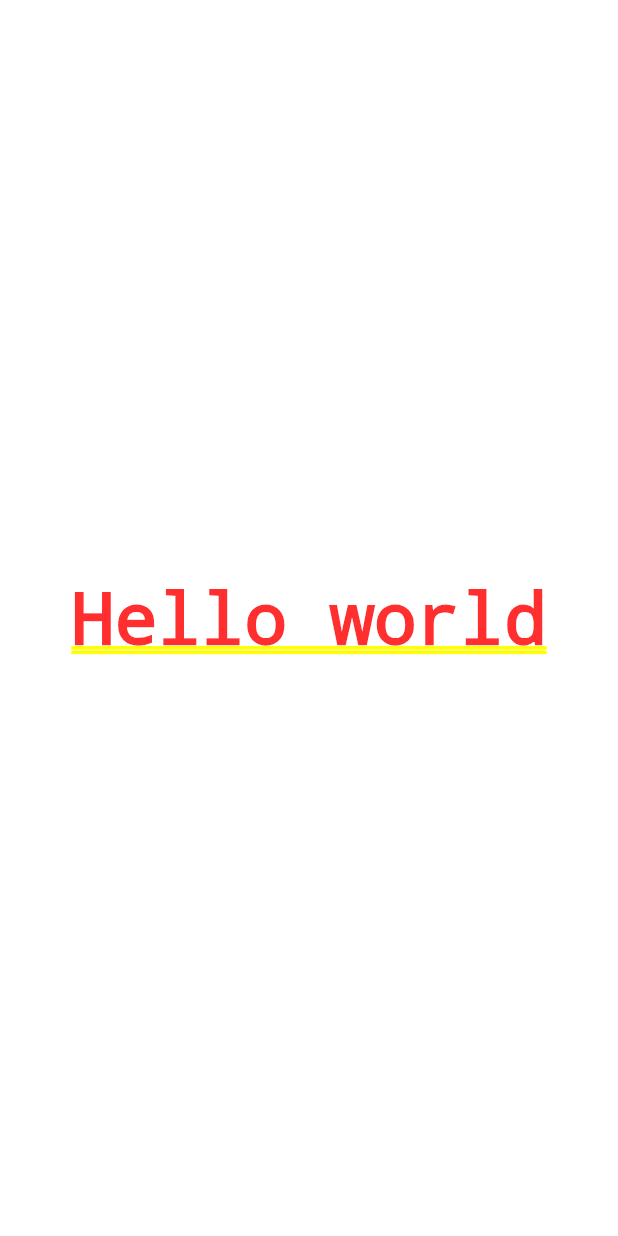
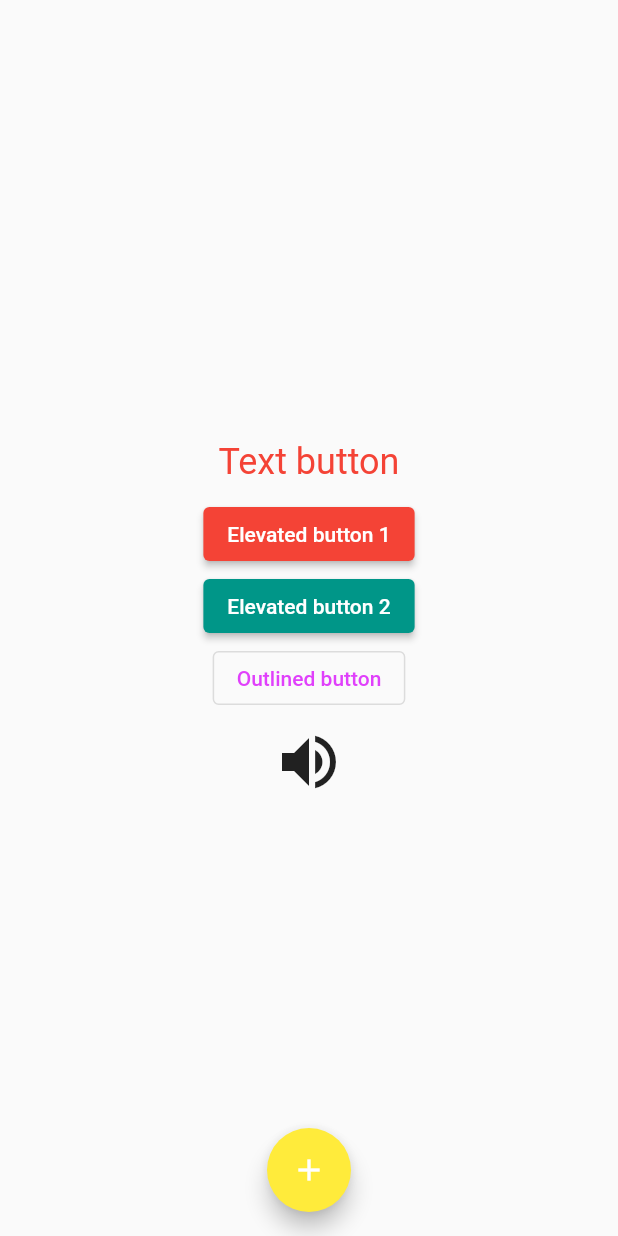
Before and after one commit to aamirpinger/flutter-slide-code, a Flutter app: the screen it shows after launch, on a phone screen of 412 x 824 dp. Run offline on Flutter 3.47's test engine with Material 2 defaults, Android fonts, the phone set to English and light mode, and no system bars.

Commit message:
example buttons

```diff
--- a/lib/main.dart
+++ b/lib/main.dart
@@ -1,11 +1,86 @@
+import 'package:flutter/cupertino.dart';
 import 'package:flutter/material.dart';
+import 'dart:math';
 
 void main() {
-  runApp(MaterialApp(
-    home: Center(
-      child: Text(
-        'Hello world',
+  runApp(MyApp());
+}
+
+class MyApp extends StatelessWidget {
+  @override
+  Widget build(BuildContext context) {
+    return MaterialApp(
+      home: Scaffold(
+        body: Center(
+          child: Column(
+            mainAxisAlignment: MainAxisAlignment.center,
+            children: [
+              TextButton(
+                onPressed: () {
+                  print('Text button is pressed');
+                },
+                onLongPress: () {
+                  print('Long pressed');
+                },
+                style: TextButton.styleFrom(
+                  primary: Colors.red,
+                  textStyle: TextStyle(fontSize: 24),
+                ),
+                child: Text('Text button'),
+              ),
+              ElevatedButton(
+                onPressed: () {
+                  print('Elevated button 1 is pressed.');
+                },
+                child: Text('Elevated button 1'),
+                style: ButtonStyle(
+                  backgroundColor: MaterialStateProperty.all<Color>(Colors.red),
+                ),
+              ),
+              ElevatedButton(
+                onPressed: () {
+                  print('Elevated button 2 is pressed.');
+                },
+                child: Text('Elevated button 2'),
+                style: ButtonStyle(backgroundColor:
+                    MaterialStateProperty.resolveWith<Color>(
+                        (Set<MaterialState> states) {
+                  if (states.contains(MaterialState.pressed)) {
+                    return Colors.black;
+                  }
+                  return Colors.teal; // Defer to the widget's default.
+                })),
+              ),
+              OutlinedButton(
+                onPressed: () {
+                  print('Outlined button Pressed');
+                },
+                child: Text('Outlined button'),
+                style: ButtonStyle(
+                  foregroundColor:
+                      MaterialStateProperty.all<Color>(Colors.purpleAccent),
+                ),
+              ),
+              IconButton(
+                icon: const Icon(Icons.volume_up),
+                iconSize: 48,
+                onPressed: () {
+                  print('Icon button is pressed');
+                },
+              ),
+            ],
+          ),
+        ),
+        floatingActionButton: FloatingActionButton(
+          splashColor: Colors.blueAccent,
+          backgroundColor: Colors.yellow,
+          onPressed: () {
+            print("Floating button clicked!");
+          },
+          child: Icon(Icons.add),
+        ),
+        floatingActionButtonLocation: FloatingActionButtonLocation.centerFloat,
       ),
-    ),
-  ));
+    );
+  }
 }
```
